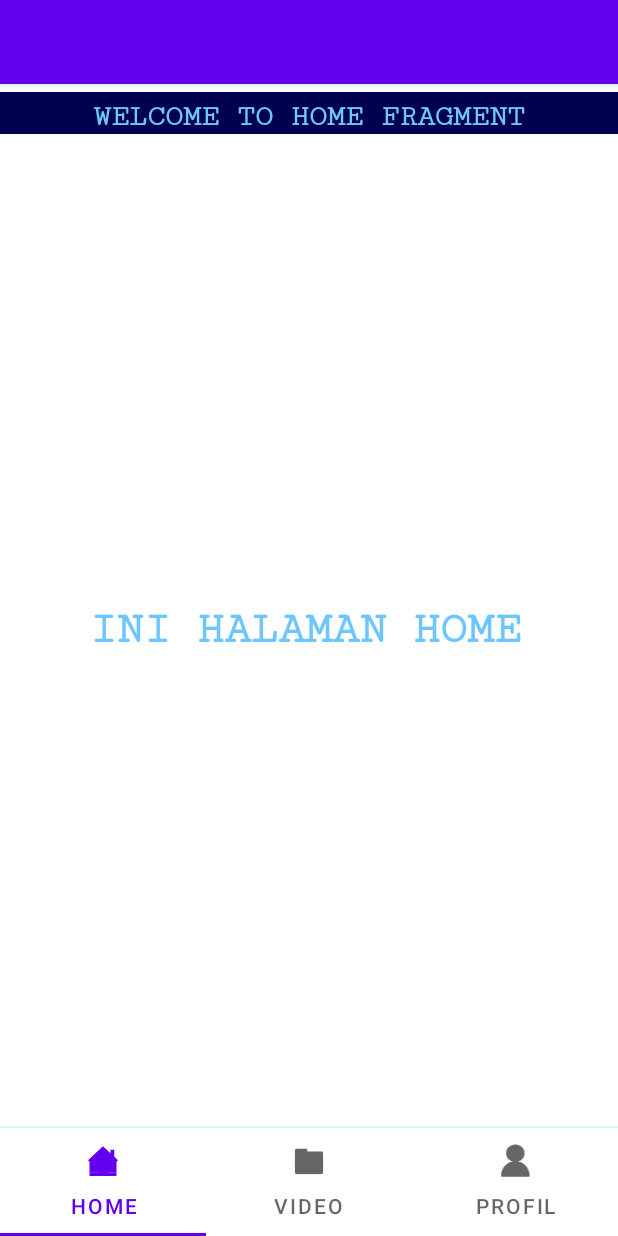
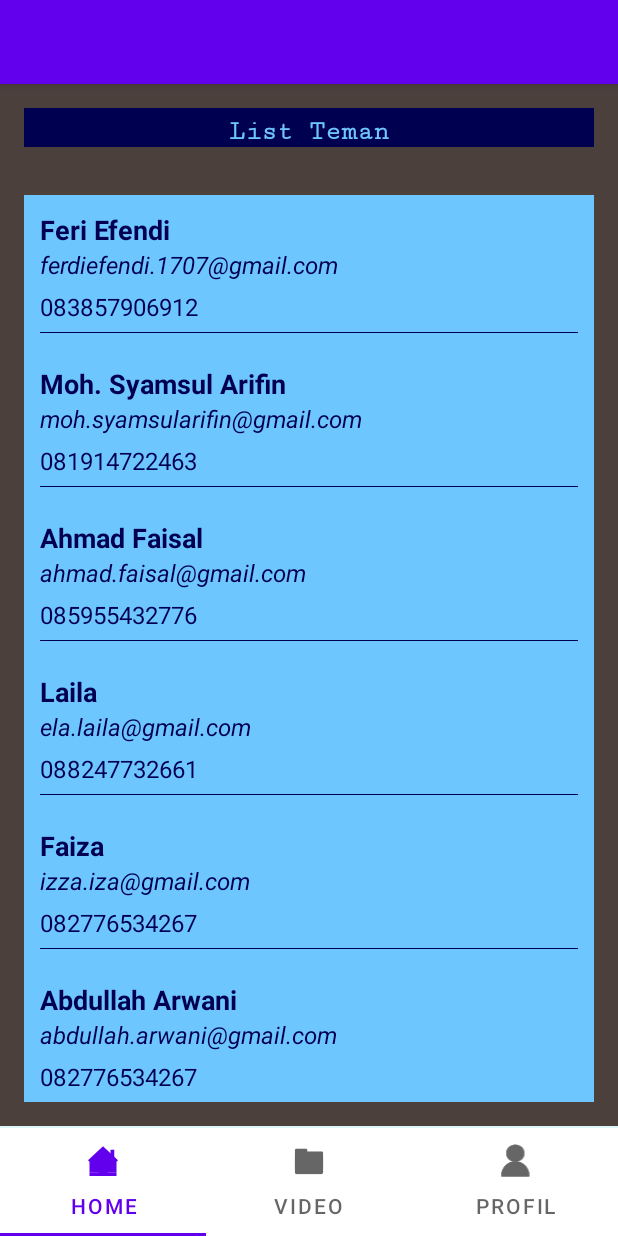
Before and after one commit to feri1707/AppFeriEfendi, an Android app: the screen it shows after launch (MainActivity), on a phone screen of 412 x 824 dp. Run offline under Robolectric (Android 15) with nearby library versions, the phone set to English and light mode, and no system bars.

Commit message:
recyclerview
pengaplikasian Recycler View

```diff
--- a/app/build.gradle
+++ b/app/build.gradle
@@ -30,6 +30,9 @@ android {
     kotlinOptions {
         jvmTarget = '1.8'
     }
+    androidExtensions {
+        experimental = true
+    }
 }
 
 dependencies {
@@ -44,4 +47,6 @@ dependencies {
 
     implementation 'androidx.viewpager2:viewpager2:1.0.0'
     implementation 'com.google.android.material:material:1.2.0-alpha06'
+
+    implementation "androidx.recyclerview:recyclerview:1.1.0"
 }
--- a/app/src/main/java/com/feriefendi/home/HomeFragment.kt
+++ b/app/src/main/java/com/feriefendi/home/HomeFragment.kt
@@ -6,8 +6,50 @@ import android.view.View
 import android.view.ViewGroup
 import androidx.annotation.Nullable
 import androidx.fragment.app.Fragment
+import androidx.recyclerview.widget.LinearLayoutManager
+import kotlinx.android.synthetic.*
+import kotlinx.android.synthetic.main.fragment_home.*
 
 class Homefragment : Fragment() {
+    lateinit var listTeman:ArrayList<MyFriend>
+
+    private fun  simulasiDataTeman(){
+        listTeman= ArrayList()
+        listTeman.add(
+            MyFriend("Feri Efendi", "Laki-laki", "ferdiefendi.1707@gmail.com",
+            "083857906912", "Sampang Madura")
+        )
+        listTeman.add(
+            MyFriend("Moh. Syamsul Arifin", "Laki-laki", "moh.syamsularifin@gmail.com",
+        "081914722463", "Pamekasan Madura")
+        )
+        listTeman.add(
+            MyFriend("Ahmad Faisal", "Laki-laki", "ahmad.faisal@gmail.com",
+                "085955432776", "Sumenep Madura")
+        )
+        listTeman.add(
+            MyFriend("Laila", "Perempuan", "ela.laila@gmail.com",
+                "088247732661", "Bogor")
+        )
+        listTeman.add(
+            MyFriend("Faiza", "Perempuan", "izza.iza@gmail.com",
+                "082776534267", "Surabaya")
+        )
+        listTeman.add(
+            MyFriend("Abdullah Arwani", "Laki-laki", "abdullah.arwani@gmail.com",
+                "082776534267", "Malang")
+        )
+        listTeman.add(
+            MyFriend("Idzam", "Laki-laki", "idzam.syahroni@gmail.com",
+                "083875876546", "Malang")
+        )
+    }
+
+    private fun tampilTeman(){
+        rv_listMyfriend.layoutManager=LinearLayoutManager(activity)
+        rv_listMyfriend.adapter=MyFriendAdapter(requireActivity(),listTeman)
+    }
+
     override fun onCreate(savedInstanceState: Bundle?) {
         super.onCreate(savedInstanceState)
     }
@@ -22,5 +64,16 @@ class Homefragment : Fragment() {
 
     override fun onViewCreated(view: View, @Nullable savedInstanceState: Bundle?) {
         super.onViewCreated(view, savedInstanceState)
+        initView()
+    }
+
+    private fun initView(){
+        simulasiDataTeman()
+        tampilTeman()
+    }
+
+    override fun onDestroy() {
+        super.onDestroy()
+        this.clearFindViewByIdCache()
     }
 }
--- /dev/null
+++ b/app/src/main/java/com/feriefendi/home/MyFriend.kt
@@ -0,0 +1,9 @@
+package com.feriefendi.home
+
+class MyFriend(
+    val nama: String,
+    val jkel: String,
+    val email: String,
+    val telp: String,
+    val alamat: String,
+)
--- /dev/null
+++ b/app/src/main/java/com/feriefendi/home/MyFriendAdapter.kt
@@ -0,0 +1,35 @@
+package com.feriefendi.home
+
+import android.content.Context
+import android.view.LayoutInflater
+import android.view.View
+import android.view.ViewGroup
+import androidx.appcompat.widget.ScrollingTabContainerView
+import androidx.recyclerview.widget.RecyclerView
+import kotlinx.android.extensions.LayoutContainer
+import kotlinx.android.synthetic.main.my_friend_item.*
+
+class MyFriendAdapter (private val  context: Context, private  val items:
+ArrayList<MyFriend>):
+    RecyclerView.Adapter<MyFriendAdapter.ViewHolder>() {
+    override fun onCreateViewHolder(parent: ViewGroup, viewType: Int)=ViewHolder(
+        LayoutInflater.from(context).inflate(R.layout.my_friend_item, parent,false)
+    )
+
+    override fun getItemCount(): Int {
+       return  items.size
+    }
+
+    override fun onBindViewHolder(holder:ViewHolder, position: Int) {
+       holder.bindItem(items.get(position))
+    }
+    class ViewHolder(override val  containerView:View):
+            RecyclerView.ViewHolder(containerView), LayoutContainer{
+                fun bindItem(item:MyFriend){
+                    txtFriendName.text=item.nama
+                    txtFriendEmail.text=item.email
+                    txtFriendTelp.text=item.telp
+                }
+            }
+
+    }
--- a/app/src/main/res/layout/fragment_home.xml
+++ b/app/src/main/res/layout/fragment_home.xml
@@ -4,32 +4,28 @@
     android:layout_width="match_parent"
     android:layout_height="match_parent"
     android:orientation="vertical"
-    android:background="@color/white">
+    android:background="#4C403D">
 
     <TextView
         android:layout_width="match_parent"
         android:layout_height="wrap_content"
-        android:text="WELCOME TO HOME FRAGMENT"
-        android:gravity="center"
+        android:text="List Teman"
+        android:gravity="center_horizontal"
         android:textColor="#6ec6ff"
         android:background="#000051"
         android:paddingTop="5dp"
         android:layout_marginTop="5dp"
-        android:textSize="20sp"
+        android:layout_margin="16dp"
+        android:textSize="18sp"
         android:textStyle="bold"
         android:fontFamily="serif-monospace"/>
-    <TextView
+    <androidx.recyclerview.widget.RecyclerView
         android:layout_width="match_parent"
-        android:layout_height="match_parent"
-        android:text="INI HALAMAN HOME"
-        android:gravity="center"
-        android:textColor="#6ec6ff"
-        android:layout_marginStart="15dp"
-        android:layout_marginTop="20dp"
-        android:layout_marginBottom="20dp"
-        android:layout_marginEnd="20dp"
-        android:textSize="30sp"
-        android:textStyle="bold"
-        android:fontFamily="serif-monospace"/>
+        android:layout_height="wrap_content"
+        android:id="@+id/rv_listMyfriend"
+        android:layout_margin="16dp"
+        android:fontFamily="serif-monospace"
+        android:textColor="#000051"
+        android:background="#6ec6ff" />
 
 </LinearLayout>
--- a/app/src/main/res/layout/fragment_video.xml
+++ b/app/src/main/res/layout/fragment_video.xml
@@ -2,6 +2,7 @@
 <LinearLayout xmlns:android="http://schemas.android.com/apk/res/android"
     android:layout_width="wrap_content"
     android:layout_height="wrap_content"
+    android:background="#4C403D"
     android:orientation="vertical">
 
     <TextView
@@ -10,7 +11,7 @@
         android:layout_marginTop="5dp"
         android:background="#000051"
         android:fontFamily="serif-monospace"
-        android:gravity="center"
+        android:gravity="center_horizontal"
         android:paddingTop="5dp"
         android:text="INI HALAMAN VIDEO"
         android:textColor="#6ec6ff"
--- /dev/null
+++ b/app/src/main/res/layout/my_friend_item.xml
@@ -0,0 +1,37 @@
+<?xml version="1.0" encoding="utf-8"?>
+<LinearLayout xmlns:android="http://schemas.android.com/apk/res/android"
+    android:layout_width="match_parent"
+    android:layout_height="wrap_content"
+    android:orientation="vertical"
+    android:layout_margin="5dp"
+    android:padding="5dp">
+    <TextView
+        android:layout_width="wrap_content"
+        android:layout_height="wrap_content"
+        android:id="@+id/txtFriendName"
+        android:text="Nama"
+        android:textStyle="bold"
+        android:textSize="18sp"
+        android:textColor="#000051"/>
+    <TextView
+        android:layout_width="wrap_content"
+        android:layout_height="wrap_content"
+        android:id="@+id/txtFriendEmail"
+        android:text="Email"
+        android:textStyle="italic"
+        android:textSize="16sp"
+        android:textColor="#000051"/>
+    <TextView
+        android:layout_width="wrap_content"
+        android:layout_height="wrap_content"
+        android:id="@+id/txtFriendTelp"
+        android:text="Telepon"
+        android:textSize="16sp"
+        android:textColor="#000051"
+        android:layout_marginTop="6dp"/>
+    <View
+        android:layout_width="match_parent"
+        android:layout_height="0.6dp"
+        android:layout_marginTop="6dp"
+        android:background="#000051" />
+</LinearLayout>
```
